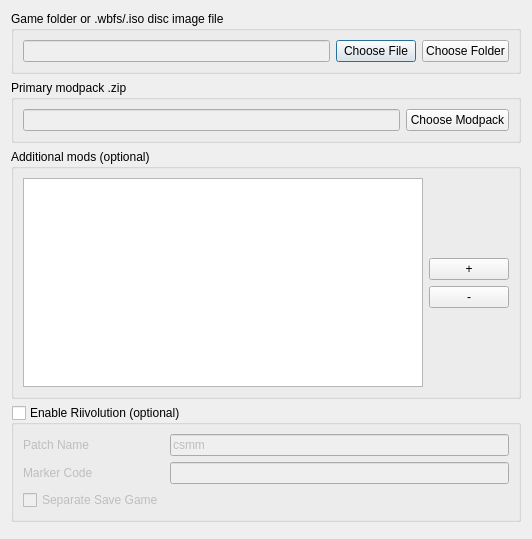
Before: the Qt Designer form quicksetupdialog.ui in FortuneStreetModding/csmm-qt, drawn with Qt 5.
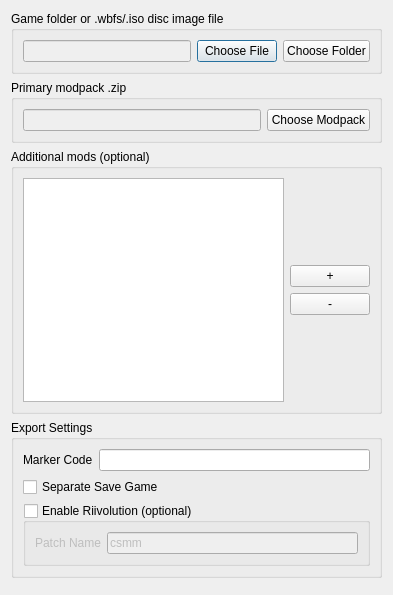
After: the same form once the commit is applied.

Commit message: Add latest translations, slightly lighten the disabled text color, and move the Separate Save Game and Marker Code settings out of the Riivolution Settings panel, since those settings are valid configurables even for normal game image exports

Patch:
```diff
--- a/quicksetupdialog.ui
+++ b/quicksetupdialog.ui
@@ -9,8 +9,8 @@
    <rect>
     <x>0</x>
     <y>0</y>
-    <width>532</width>
-    <height>539</height>
+    <width>393</width>
+    <height>595</height>
    </rect>
   </property>
   <property name="windowTitle">
@@ -136,7 +136,37 @@
     </widget>
    </item>
    <item>
+    <widget class="QGroupBox" name="exportSettingsGroupBox">
+     <property name="title">
+      <string>Export Settings</string>
+     </property>
+     <layout class="QVBoxLayout" name="verticalLayout_2">
+      <item>
+       <layout class="QHBoxLayout" name="horizontalLayout_5">
+        <item>
+         <widget class="QLabel" name="label_5">
+          <property name="text">
+           <string>Marker Code</string>
+          </property>
+         </widget>
+        </item>
+        <item>
+         <widget class="QLineEdit" name="markerCode"/>
+        </item>
+       </layout>
+      </item>
+      <item>
+       <widget class="QCheckBox" name="separateSaveGame">
+        <property name="text">
+         <string>Separate Save Game</string>
+        </property>
+       </widget>
+      </item>
+      <item>
     <widget class="QGroupBox" name="enableRiivolutionGroupBox">
+        <property name="autoFillBackground">
+         <bool>false</bool>
+        </property>
      <property name="title">
       <string>Enable Riivolution (optional)</string>
      </property>
@@ -146,36 +176,22 @@
      <property name="checked">
       <bool>false</bool>
      </property>
-     <layout class="QGridLayout" name="gridLayout">
-      <item row="1" column="1">
-       <widget class="QLineEdit" name="markerCode"/>
-      </item>
-      <item row="0" column="0">
+        <layout class="QHBoxLayout" name="horizontalLayout_4">
+         <item>
        <widget class="QLabel" name="riivolutionPatchNameLabel">
         <property name="text">
          <string>Patch Name</string>
         </property>
        </widget>
       </item>
-      <item row="0" column="1">
+         <item>
        <widget class="QLineEdit" name="riivolutionPatchName">
         <property name="text">
          <string>csmm</string>
         </property>
        </widget>
       </item>
-      <item row="1" column="0">
-       <widget class="QLabel" name="label_5">
-        <property name="text">
-         <string>Marker Code</string>
-        </property>
-       </widget>
-      </item>
-      <item row="2" column="0">
-       <widget class="QCheckBox" name="separateSaveGame">
-        <property name="text">
-         <string>Separate Save Game</string>
-        </property>
+        </layout>
        </widget>
       </item>
      </layout>
```
Lines whose indentation alone changed are shown as unchanged. The commit also changes 4 other files.
